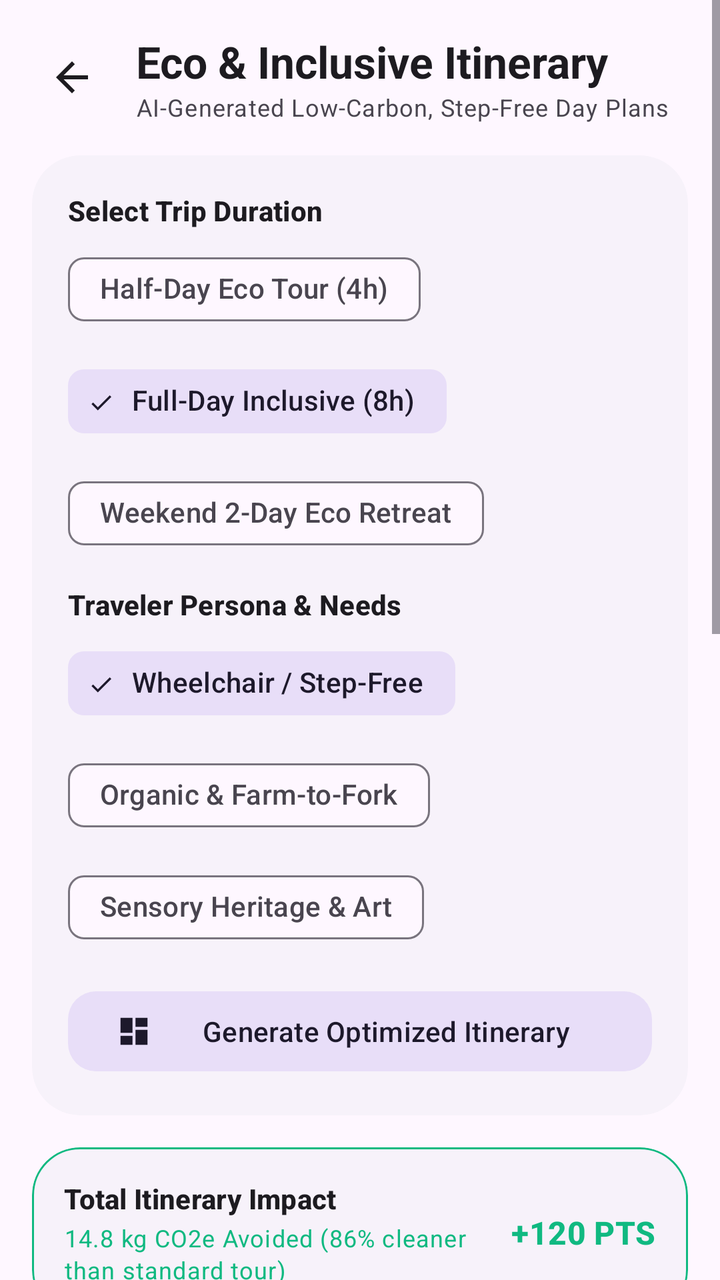
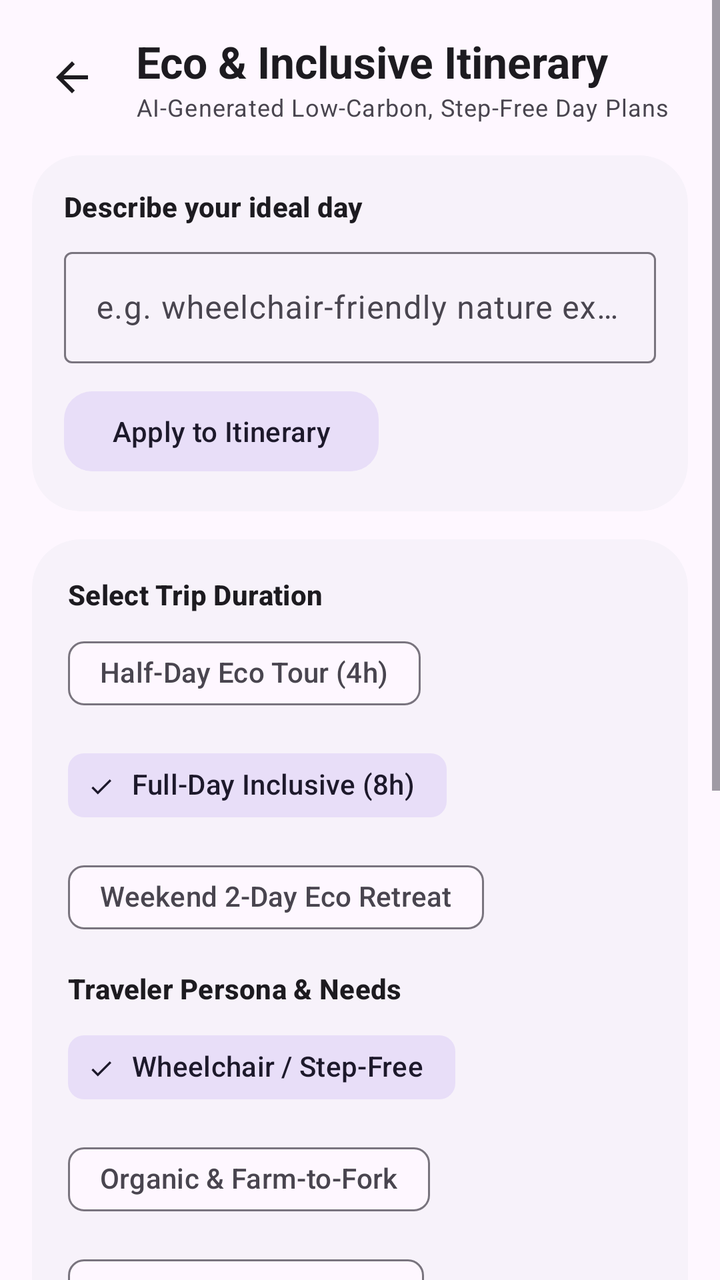

Screens rendered from an Android XML layout before and after an edit, with the pre-edit source and the edit as a unified diff.
<!-- AndroidManifest.xml: application theme Theme.UrbanPulse -->
<!-- res/layout/activity_itinerary.xml -->
<?xml version="1.0" encoding="utf-8"?>
<ScrollView xmlns:android="http://schemas.android.com/apk/res/android"
    xmlns:app="http://schemas.android.com/apk/res-auto"
    android:layout_width="match_parent"
    android:layout_height="match_parent"
    android:background="?attr/colorSurface">

    <LinearLayout
        android:layout_width="match_parent"
        android:layout_height="wrap_content"
        android:orientation="vertical"
        android:padding="16dp">

        
        <LinearLayout
            android:layout_width="match_parent"
            android:layout_height="wrap_content"
            android:orientation="horizontal"
            android:gravity="center_vertical"
            android:layout_marginBottom="16dp">

            <ImageButton
                android:id="@+id/btnBack"
                android:layout_width="40dp"
                android:layout_height="40dp"
                android:background="?attr/selectableItemBackgroundBorderless"
                android:src="@drawable/ic_arrow_back"
                app:tint="?attr/colorOnSurface" />

            <LinearLayout
                android:layout_width="0dp"
                android:layout_height="wrap_content"
                android:layout_weight="1"
                android:layout_marginStart="12dp"
                android:orientation="vertical">

                <TextView
                    android:layout_width="wrap_content"
                    android:layout_height="wrap_content"
                    android:text="Eco &amp; Inclusive Itinerary"
                    android:textAppearance="@style/TextAppearance.Material3.TitleLarge"
                    android:textColor="?attr/colorOnSurface"
                    android:textStyle="bold" />

                <TextView
                    android:layout_width="wrap_content"
                    android:layout_height="wrap_content"
                    android:text="AI-Generated Low-Carbon, Step-Free Day Plans"
                    android:textAppearance="@style/TextAppearance.Material3.BodySmall"
                    android:textColor="?attr/colorOnSurfaceVariant" />

            </LinearLayout>

        </LinearLayout>

        
        <com.google.android.material.card.MaterialCardView
            android:layout_width="match_parent"
            android:layout_height="wrap_content"
            style="@style/Widget.Material3.CardView.Filled"
            app:cardCornerRadius="24dp"
            app:cardBackgroundColor="?attr/colorSurfaceContainerLow"
            app:strokeWidth="0dp"
            android:layout_marginBottom="16dp">

            <LinearLayout
                android:layout_width="match_parent"
                android:layout_height="wrap_content"
                android:orientation="vertical"
                android:padding="18dp">

                <TextView
                    android:layout_width="wrap_content"
                    android:layout_height="wrap_content"
                    android:text="Select Trip Duration"
                    android:textAppearance="@style/TextAppearance.Material3.TitleSmall"
                    android:textColor="?attr/colorOnSurface"
                    android:textStyle="bold" />

                <com.google.android.material.chip.ChipGroup
                    android:id="@+id/chipGroupDuration"
                    android:layout_width="match_parent"
                    android:layout_height="wrap_content"
                    android:layout_marginTop="6dp"
                    app:singleSelection="true"
                    app:selectionRequired="true">

                    <com.google.android.material.chip.Chip
                        android:id="@+id/chipHalfDay"
                        android:layout_width="wrap_content"
                        android:layout_height="wrap_content"
                        android:text="Half-Day Eco Tour (4h)"
                        style="@style/Widget.Material3.Chip.Filter" />

                    <com.google.android.material.chip.Chip
                        android:id="@+id/chipFullDay"
                        android:layout_width="wrap_content"
                        android:layout_height="wrap_content"
                        android:text="Full-Day Inclusive (8h)"
                        android:checked="true"
                        style="@style/Widget.Material3.Chip.Filter" />

                    <com.google.android.material.chip.Chip
                        android:id="@+id/chipWeekend"
                        android:layout_width="wrap_content"
                        android:layout_height="wrap_content"
                        android:text="Weekend 2-Day Eco Retreat"
                        style="@style/Widget.Material3.Chip.Filter" />

                </com.google.android.material.chip.ChipGroup>

                <TextView
                    android:layout_width="wrap_content"
                    android:layout_height="wrap_content"
                    android:text="Traveler Persona &amp; Needs"
                    android:textAppearance="@style/TextAppearance.Material3.TitleSmall"
                    android:textColor="?attr/colorOnSurface"
                    android:textStyle="bold"
                    android:layout_marginTop="12dp" />

                <com.google.android.material.chip.ChipGroup
                    android:id="@+id/chipGroupPersona"
                    android:layout_width="match_parent"
                    android:layout_height="wrap_content"
                    android:layout_marginTop="6dp"
                    app:singleSelection="true"
                    app:selectionRequired="true">

                    <com.google.android.material.chip.Chip
                        android:id="@+id/chipPersonaWheelchair"
                        android:layout_width="wrap_content"
                        android:layout_height="wrap_content"
                        android:text="Wheelchair / Step-Free"
                        android:checked="true"
                        style="@style/Widget.Material3.Chip.Filter" />

                    <com.google.android.material.chip.Chip
                        android:id="@+id/chipPersonaFarmToFork"
                        android:layout_width="wrap_content"
                        android:layout_height="wrap_content"
                        android:text="Organic &amp; Farm-to-Fork"
                        style="@style/Widget.Material3.Chip.Filter" />

                    <com.google.android.material.chip.Chip
                        android:id="@+id/chipPersonaHeritage"
                        android:layout_width="wrap_content"
                        android:layout_height="wrap_content"
                        android:text="Sensory Heritage &amp; Art"
                        style="@style/Widget.Material3.Chip.Filter" />

                </com.google.android.material.chip.ChipGroup>

                <com.google.android.material.button.MaterialButton
                    android:id="@+id/btnGeneratePlan"
                    style="@style/Widget.Material3.Button.TonalButton"
                    android:layout_width="match_parent"
                    android:layout_height="wrap_content"
                    android:layout_marginTop="14dp"
                    android:text="Generate Optimized Itinerary"
                    app:cornerRadius="14dp"
                    app:icon="@drawable/ic_dashboard" />

            </LinearLayout>
        </com.google.android.material.card.MaterialCardView>

        
        <com.google.android.material.card.MaterialCardView
            android:layout_width="match_parent"
            android:layout_height="wrap_content"
            style="@style/Widget.Material3.CardView.Filled"
            app:cardCornerRadius="24dp"
            app:cardBackgroundColor="?attr/colorSurfaceContainerLow"
            app:strokeWidth="1dp"
            app:strokeColor="?attr/colorPrimary"
            android:layout_marginBottom="16dp">

            <LinearLayout
                android:layout_width="match_parent"
                android:layout_height="wrap_content"
                android:orientation="horizontal"
                android:padding="16dp"
                android:gravity="center_vertical">

                <LinearLayout
                    android:layout_width="0dp"
                    android:layout_height="wrap_content"
                    android:layout_weight="1"
                    android:orientation="vertical">

                    <TextView
                        android:layout_width="wrap_content"
                        android:layout_height="wrap_content"
                        android:text="Total Itinerary Impact"
                        android:textAppearance="@style/TextAppearance.Material3.TitleSmall"
                        android:textColor="?attr/colorOnSurface"
                        android:textStyle="bold" />

                    <TextView
                        android:id="@+id/tvItineraryCarbon"
                        android:layout_width="wrap_content"
                        android:layout_height="wrap_content"
                        android:layout_marginTop="2dp"
                        android:text="14.8 kg CO2e Avoided (86% cleaner than standard tour)"
                        android:textAppearance="@style/TextAppearance.Material3.BodySmall"
                        android:textColor="?attr/colorPrimary" />

                </LinearLayout>

                <TextView
                    android:id="@+id/tvRewardBadge"
                    android:layout_width="wrap_content"
                    android:layout_height="wrap_content"
                    android:text="+120 PTS"
                    android:textAppearance="@style/TextAppearance.Material3.TitleMedium"
                    android:textColor="?attr/colorPrimary"
                    android:textStyle="bold" />

            </LinearLayout>
        </com.google.android.material.card.MaterialCardView>

        
        <TextView
            android:layout_width="wrap_content"
            android:layout_height="wrap_content"
            android:text="Curated Chronological Timeline"
            android:textAppearance="@style/TextAppearance.Material3.TitleMedium"
            android:textColor="?attr/colorOnSurface"
            android:textStyle="bold"
            android:layout_marginStart="8dp"
            android:layout_marginBottom="12dp" />

        <LinearLayout
            android:id="@+id/timelineContainer"
            android:layout_width="match_parent"
            android:layout_height="wrap_content"
            android:orientation="vertical">

            
            <com.google.android.material.card.MaterialCardView
                android:layout_width="match_parent"
                android:layout_height="wrap_content"
                style="@style/Widget.Material3.CardView.Filled"
                app:cardCornerRadius="20dp"
                app:cardBackgroundColor="?attr/colorSurfaceContainerLow"
                app:strokeWidth="0dp"
                android:layout_marginBottom="10dp">

                <LinearLayout
                    android:layout_width="match_parent"
                    android:layout_height="wrap_content"
                    android:orientation="vertical"
                    android:padding="16dp">

                    <TextView
                        android:layout_width="wrap_content"
                        android:layout_height="wrap_content"
                        android:text="09:00 AM • Organic Solar Breakfast"
                        android:textAppearance="@style/TextAppearance.Material3.TitleSmall"
                        android:textColor="?attr/colorPrimary"
                        android:textStyle="bold" />

                    <TextView
                        android:layout_width="wrap_content"
                        android:layout_height="wrap_content"
                        android:layout_marginTop="4dp"
                        android:text="Meluha Eco Bistro (Powai) — 100% farm-to-table breakfast, zero single-use plastic, step-free tactile entry."
                        android:textAppearance="@style/TextAppearance.Material3.BodySmall"
                        android:textColor="?attr/colorOnSurface" />

                </LinearLayout>
            </com.google.android.material.card.MaterialCardView>

            
            <com.google.android.material.card.MaterialCardView
                android:layout_width="match_parent"
                android:layout_height="wrap_content"
                style="@style/Widget.Material3.CardView.Filled"
                app:cardCornerRadius="20dp"
                app:cardBackgroundColor="?attr/colorSurfaceContainerLow"
                app:strokeWidth="0dp"
                android:layout_marginBottom="10dp">

                <LinearLayout
                    android:layout_width="match_parent"
                    android:layout_height="wrap_content"
                    android:orientation="vertical"
                    android:padding="16dp">

                    <TextView
                        android:layout_width="wrap_content"
                        android:layout_height="wrap_content"
                        android:text="11:30 AM • Low-Carbon Transit via Metro Line 3"
                        android:textAppearance="@style/TextAppearance.Material3.TitleSmall"
                        android:textColor="?attr/colorPrimary"
                        android:textStyle="bold" />

                    <TextView
                        android:layout_width="wrap_content"
                        android:layout_height="wrap_content"
                        android:layout_marginTop="4dp"
                        android:text="Level elevator boarding, zero local emissions (-4.2 kg CO2 vs car)."
                        android:textAppearance="@style/TextAppearance.Material3.BodySmall"
                        android:textColor="?attr/colorOnSurface" />

                </LinearLayout>
            </com.google.android.material.card.MaterialCardView>

            
            <com.google.android.material.card.MaterialCardView
                android:layout_width="match_parent"
                android:layout_height="wrap_content"
                style="@style/Widget.Material3.CardView.Filled"
                app:cardCornerRadius="20dp"
                app:cardBackgroundColor="?attr/colorSurfaceContainerLow"
                app:strokeWidth="0dp"
                android:layout_marginBottom="10dp">

                <LinearLayout
                    android:layout_width="match_parent"
                    android:layout_height="wrap_content"
                    android:orientation="vertical"
                    android:padding="16dp">

                    <TextView
                        android:layout_width="wrap_content"
                        android:layout_height="wrap_content"
                        android:text="02:30 PM • Sensory Heritage &amp; Accessible Art Center"
                        android:textAppearance="@style/TextAppearance.Material3.TitleSmall"
                        android:textColor="?attr/colorPrimary"
                        android:textStyle="bold" />

                    <TextView
                        android:layout_width="wrap_content"
                        android:layout_height="wrap_content"
                        android:layout_marginTop="4dp"
                        android:text="Kala Ghoda Heritage Walk — Audio-guided tactile exhibits, ramp-equipped galleries, wheelchair loan station."
                        android:textAppearance="@style/TextAppearance.Material3.BodySmall"
                        android:textColor="?attr/colorOnSurface" />

                </LinearLayout>
            </com.google.android.material.card.MaterialCardView>

            
            <com.google.android.material.card.MaterialCardView
                android:layout_width="match_parent"
                android:layout_height="wrap_content"
                style="@style/Widget.Material3.CardView.Filled"
                app:cardCornerRadius="20dp"
                app:cardBackgroundColor="?attr/colorSurfaceContainerLow"
                app:strokeWidth="0dp"
                android:layout_marginBottom="24dp">

                <LinearLayout
                    android:layout_width="match_parent"
                    android:layout_height="wrap_content"
                    android:orientation="vertical"
                    android:padding="16dp">

                    <TextView
                        android:layout_width="wrap_content"
                        android:layout_height="wrap_content"
                        android:text="07:00 PM • Zero-Waste Dinner &amp; Solar Stay Check-In"
                        android:textAppearance="@style/TextAppearance.Material3.TitleSmall"
                        android:textColor="?attr/colorPrimary"
                        android:textStyle="bold" />

                    <TextView
                        android:layout_width="wrap_content"
                        android:layout_height="wrap_content"
                        android:layout_marginTop="4dp"
                        android:text="The Orchid Eco-Resort — Solar rooftop powered dinner, zero food waste to landfill, 100% accessible suites."
                        android:textAppearance="@style/TextAppearance.Material3.BodySmall"
                        android:textColor="?attr/colorOnSurface" />

                </LinearLayout>
            </com.google.android.material.card.MaterialCardView>

        </LinearLayout>

        
        <com.google.android.material.button.MaterialButton
            android:id="@+id/btnSaveItinerary"
            android:layout_width="match_parent"
            android:layout_height="56dp"
            android:text="Save Itinerary to Green Passport (+120 Pts)"
            app:cornerRadius="20dp"
            style="@style/Widget.Material3.Button"/>

    </LinearLayout>
</ScrollView>
<!-- resources referenced by this layout -->
<resources>
  <!-- drawable ic_arrow_back (drawable) -->
  <vector xmlns:android="http://schemas.android.com/apk/res/android"
      android:width="24dp"
      android:height="24dp"
      android:viewportWidth="24"
      android:viewportHeight="24">
    <path
        android:fillColor="@android:color/white"
        android:pathData="M20,11H7.83l5.59,-5.59L12,4l-8,8 8,8 1.41,-1.41L7.83,13H20v-2z"/>
  </vector>
  <!-- drawable ic_dashboard (drawable) -->
  <vector xmlns:android="http://schemas.android.com/apk/res/android"
      android:width="24dp"
      android:height="24dp"
      android:viewportWidth="24"
      android:viewportHeight="24">
    <path
        android:fillColor="@android:color/white"
        android:pathData="M3,13h8L11,3L3,3v10zM3,21h8v-6L3,15v6zM13,21h8L21,11h-8v10zM13,3v6h8L21,3h-8z"/>
  </vector>
  <style name="Theme.UrbanPulse" parent="Theme.Material3.DayNight.NoActionBar">
          <item name="colorPrimary">@color/primary_green</item>
          <item name="colorSecondary">@color/teal_700</item>
          <item name="android:statusBarColor">?attr/colorSurface</item>
          <item name="android:windowLightStatusBar" tools:targetApi="m">true</item>
      </style>
  <color name="primary_green">#10B981</color>
  <color name="teal_700">#0F766E</color>
</resources>

<!-- the commit's change to res/layout/activity_itinerary.xml (unified diff, before → after) -->
@@ -61,6 +61,66 @@
             app:cardCornerRadius="24dp"
             app:cardBackgroundColor="?attr/colorSurfaceContainerLow"
             app:strokeWidth="0dp"
+            android:layout_marginBottom="14dp">
+
+            <LinearLayout
+                android:layout_width="match_parent"
+                android:layout_height="wrap_content"
+                android:orientation="vertical"
+                android:padding="16dp">
+
+                <TextView
+                    android:layout_width="wrap_content"
+                    android:layout_height="wrap_content"
+                    android:text="Describe your ideal day"
+                    android:textAppearance="@style/TextAppearance.Material3.TitleSmall"
+                    android:textColor="?attr/colorOnSurface"
+                    android:textStyle="bold" />
+
+                <com.google.android.material.textfield.TextInputLayout
+                    style="@style/Widget.Material3.TextInputLayout.OutlinedBox"
+                    android:layout_width="match_parent"
+                    android:layout_height="wrap_content"
+                    android:layout_marginTop="8dp"
+                    android:hint="e.g. wheelchair-friendly nature experiences">
+
+                    <com.google.android.material.textfield.TextInputEditText
+                        android:id="@+id/etItineraryIntent"
+                        android:layout_width="match_parent"
+                        android:layout_height="wrap_content"
+                        android:inputType="text" />
+
+                </com.google.android.material.textfield.TextInputLayout>
+
+                <com.google.android.material.button.MaterialButton
+                    android:id="@+id/btnApplyItineraryIntent"
+                    style="@style/Widget.Material3.Button.TonalButton"
+                    android:layout_width="wrap_content"
+                    android:layout_height="wrap_content"
+                    android:layout_marginTop="10dp"
+                    android:text="Apply to Itinerary"
+                    app:cornerRadius="14dp" />
+
+                <TextView
+                    android:id="@+id/tvItineraryIntentSummary"
+                    android:layout_width="match_parent"
+                    android:layout_height="wrap_content"
+                    android:layout_marginTop="8dp"
+                    android:textAppearance="@style/TextAppearance.Material3.BodySmall"
+                    android:textColor="?attr/colorOnSurfaceVariant"
+                    android:visibility="gone" />
+
+            </LinearLayout>
+        </com.google.android.material.card.MaterialCardView>
+
+        
+        <com.google.android.material.card.MaterialCardView
+            android:layout_width="match_parent"
+            android:layout_height="wrap_content"
+            style="@style/Widget.Material3.CardView.Filled"
+            app:cardCornerRadius="24dp"
+            app:cardBackgroundColor="?attr/colorSurfaceContainerLow"
+            app:strokeWidth="0dp"
             android:layout_marginBottom="16dp">
 
             <LinearLayout
@@ -233,149 +293,16 @@
             android:id="@+id/timelineContainer"
             android:layout_width="match_parent"
             android:layout_height="wrap_content"
-            android:orientation="vertical">
-
-            
-            <com.google.android.material.card.MaterialCardView
-                android:layout_width="match_parent"
-                android:layout_height="wrap_content"
-                style="@style/Widget.Material3.CardView.Filled"
-                app:cardCornerRadius="20dp"
-                app:cardBackgroundColor="?attr/colorSurfaceContainerLow"
-                app:strokeWidth="0dp"
-                android:layout_marginBottom="10dp">
-
-                <LinearLayout
-                    android:layout_width="match_parent"
-                    android:layout_height="wrap_content"
-                    android:orientation="vertical"
-                    android:padding="16dp">
-
-                    <TextView
-                        android:layout_width="wrap_content"
-                        android:layout_height="wrap_content"
-                        android:text="09:00 AM • Organic Solar Breakfast"
-                        android:textAppearance="@style/TextAppearance.Material3.TitleSmall"
-                        android:textColor="?attr/colorPrimary"
-                        android:textStyle="bold" />
-
-                    <TextView
-                        android:layout_width="wrap_content"
-                        android:layout_height="wrap_content"
-                        android:layout_marginTop="4dp"
-                        android:text="Meluha Eco Bistro (Powai) — 100% farm-to-table breakfast, zero single-use plastic, step-free tactile entry."
-                        android:textAppearance="@style/TextAppearance.Material3.BodySmall"
-                        android:textColor="?attr/colorOnSurface" />
-
-                </LinearLayout>
-            </com.google.android.material.card.MaterialCardView>
-
-            
-            <com.google.android.material.card.MaterialCardView
-                android:layout_width="match_parent"
-                android:layout_height="wrap_content"
-                style="@style/Widget.Material3.CardView.Filled"
-                app:cardCornerRadius="20dp"
-                app:cardBackgroundColor="?attr/colorSurfaceContainerLow"
-                app:strokeWidth="0dp"
-                android:layout_marginBottom="10dp">
-
-                <LinearLayout
-                    android:layout_width="match_parent"
-                    android:layout_height="wrap_content"
-                    android:orientation="vertical"
-                    android:padding="16dp">
-
-                    <TextView
-                        android:layout_width="wrap_content"
-                        android:layout_height="wrap_content"
-                        android:text="11:30 AM • Low-Carbon Transit via Metro Line 3"
-                        android:textAppearance="@style/TextAppearance.Material3.TitleSmall"
-                        android:textColor="?attr/colorPrimary"
-                        android:textStyle="bold" />
-
-                    <TextView
-                        android:layout_width="wrap_content"
-                        android:layout_height="wrap_content"
-                        android:layout_marginTop="4dp"
-                        android:text="Level elevator boarding, zero local emissions (-4.2 kg CO2 vs car)."
-                        android:textAppearance="@style/TextAppearance.Material3.BodySmall"
-                        android:textColor="?attr/colorOnSurface" />
-
-                </LinearLayout>
-            </com.google.android.material.card.MaterialCardView>
-
-            
-            <com.google.android.material.card.MaterialCardView
-                android:layout_width="match_parent"
-                android:layout_height="wrap_content"
-                style="@style/Widget.Material3.CardView.Filled"
-                app:cardCornerRadius="20dp"
-                app:cardBackgroundColor="?attr/colorSurfaceContainerLow"
-                app:strokeWidth="0dp"
-                android:layout_marginBottom="10dp">
-
-                <LinearLayout
-                    android:layout_width="match_parent"
-                    android:layout_height="wrap_content"
-                    android:orientation="vertical"
-                    android:padding="16dp">
-
-                    <TextView
-                        android:layout_width="wrap_content"
-                        android:layout_height="wrap_content"
-                        android:text="02:30 PM • Sensory Heritage &amp; Accessible Art Center"
-                        android:textAppearance="@style/TextAppearance.Material3.TitleSmall"
-                        android:textColor="?attr/colorPrimary"
-                        android:textStyle="bold" />
-
-                    <TextView
-                        android:layout_width="wrap_content"
-                        android:layout_height="wrap_content"
-                        android:layout_marginTop="4dp"
-                        android:text="Kala Ghoda Heritage Walk — Audio-guided tactile exhibits, ramp-equipped galleries, wheelchair loan station."
-                        android:textAppearance="@style/TextAppearance.Material3.BodySmall"
-                        android:textColor="?attr/colorOnSurface" />
-
-                </LinearLayout>
-            </com.google.android.material.card.MaterialCardView>
-
-            
-            <com.google.android.material.card.MaterialCardView
-                android:layout_width="match_parent"
-                android:layout_height="wrap_content"
-                style="@style/Widget.Material3.CardView.Filled"
-                app:cardCornerRadius="20dp"
-                app:cardBackgroundColor="?attr/colorSurfaceContainerLow"
-                app:strokeWidth="0dp"
-                android:layout_marginBottom="24dp">
-
-                <LinearLayout
-                    android:layout_width="match_parent"
-                    android:layout_height="wrap_content"
-                    android:orientation="vertical"
-                    android:padding="16dp">
-
-                    <TextView
-                        android:layout_width="wrap_content"
-                        android:layout_height="wrap_content"
-                        android:text="07:00 PM • Zero-Waste Dinner &amp; Solar Stay Check-In"
-                        android:textAppearance="@style/TextAppearance.Material3.TitleSmall"
-                        android:textColor="?attr/colorPrimary"
-                        android:textStyle="bold" />
-
-                    <TextView
-                        android:layout_width="wrap_content"
-                        android:layout_height="wrap_content"
-                        android:layout_marginTop="4dp"
-                        android:text="The Orchid Eco-Resort — Solar rooftop powered dinner, zero food waste to landfill, 100% accessible suites."
-                        android:textAppearance="@style/TextAppearance.Material3.BodySmall"
-                        android:textColor="?attr/colorOnSurface" />
-
-                </LinearLayout>
-            </com.google.android.material.card.MaterialCardView>
-
-        </LinearLayout>
+            android:orientation="vertical" />
+
+        <TextView
+            android:id="@+id/tvEmptyTimeline"
+            android:layout_width="match_parent"
+            android:layout_height="wrap_content"
+            android:layout_marginBottom="24dp"
+            android:text="Tap &quot;Generate Optimized Itinerary&quot; to build a real, ranked plan from the experience catalog."
+            android:textAppearance="@style/TextAppearance.Material3.BodyMedium"
+            android:textColor="?attr/colorOnSurfaceVariant" />
 
         
         <com.google.android.material.button.MaterialButton
